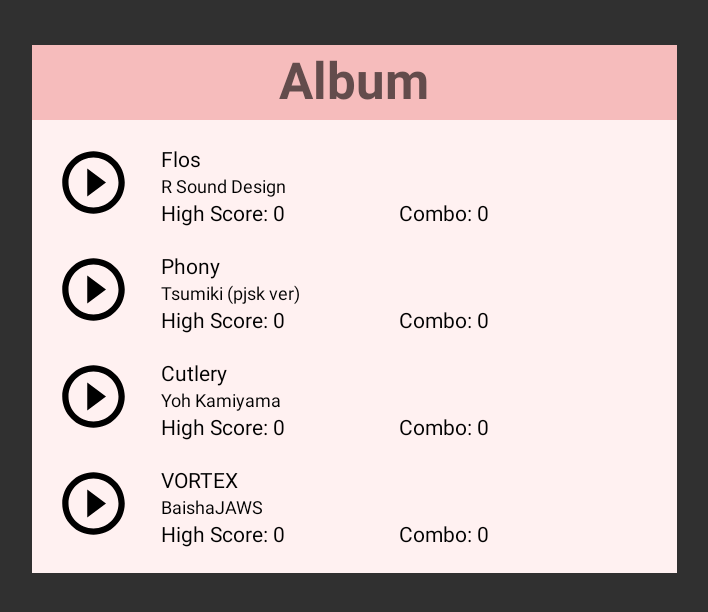
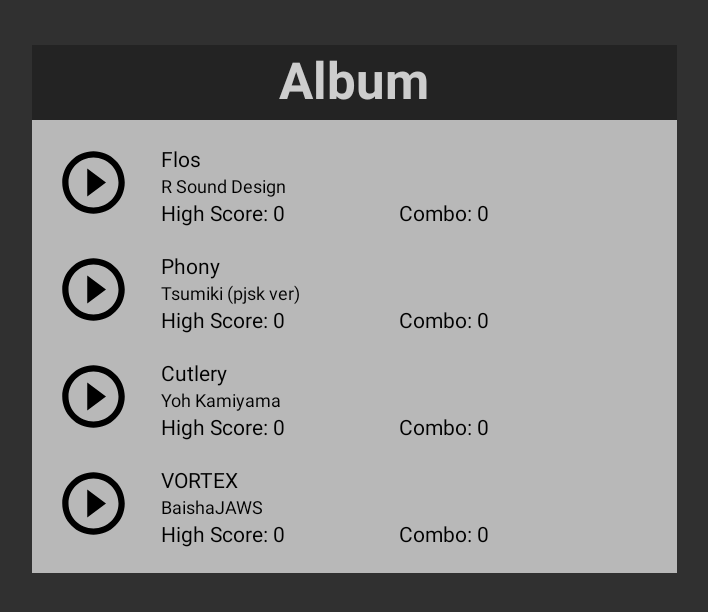
Before and after one commit to EvaWu0126/RhythmGame2024, an Android app: the screen it shows after launch (MainActivity), on a phone screen of 824 x 412 dp (held sideways). Shown: the top 612 px of the screen, without its empty margins (259-967 px from the left). Run offline under Robolectric (Android 15) with nearby library versions, the phone set to English and light mode, and no system bars.

Commit message:
changed color cuz idk what to do

```diff
--- a/app/src/main/java/com/example/rhythmgame2024/GameAdapter.kt
+++ b/app/src/main/java/com/example/rhythmgame2024/GameAdapter.kt
@@ -30,6 +30,7 @@ class GameAdapter(var gameList: List<Features>) :
                 textViewCombo = view.findViewById(R.id.textView_songItem_combo)
                 layout = view.findViewById(R.id.layout_songItem)
                 imageViewPlay = view.findViewById(R.id.imageView_songItem_play)
+
             }
         }
         override fun onCreateViewHolder(viewGroup: ViewGroup, viewType: Int): ViewHolder{
--- a/app/src/main/res/layout/activity_main.xml
+++ b/app/src/main/res/layout/activity_main.xml
@@ -11,10 +11,10 @@
         android:layout_width="430dp"
         android:layout_height="50dp"
         android:layout_marginTop="60dp"
-        android:background="#F6BCBC"
+        android:background="#232323"
         android:text="Album"
         android:textAlignment="center"
-        android:textColor="#634C4C"
+        android:textColor="#CDCDCD"
         android:textSize="34sp"
         android:textStyle="bold"
         app:layout_constraintBottom_toTopOf="@+id/recyclerView_main_songList"
@@ -28,7 +28,7 @@
         android:layout_width="430dp"
         android:layout_height="302dp"
         android:layout_marginBottom="60dp"
-        android:background="#FFF1F1"
+        android:background="#B8B8B8"
         app:layout_constraintBottom_toBottomOf="parent"
         app:layout_constraintEnd_toStartOf="@+id/guideline2"
         app:layout_constraintHorizontal_bias="0.476"
```
